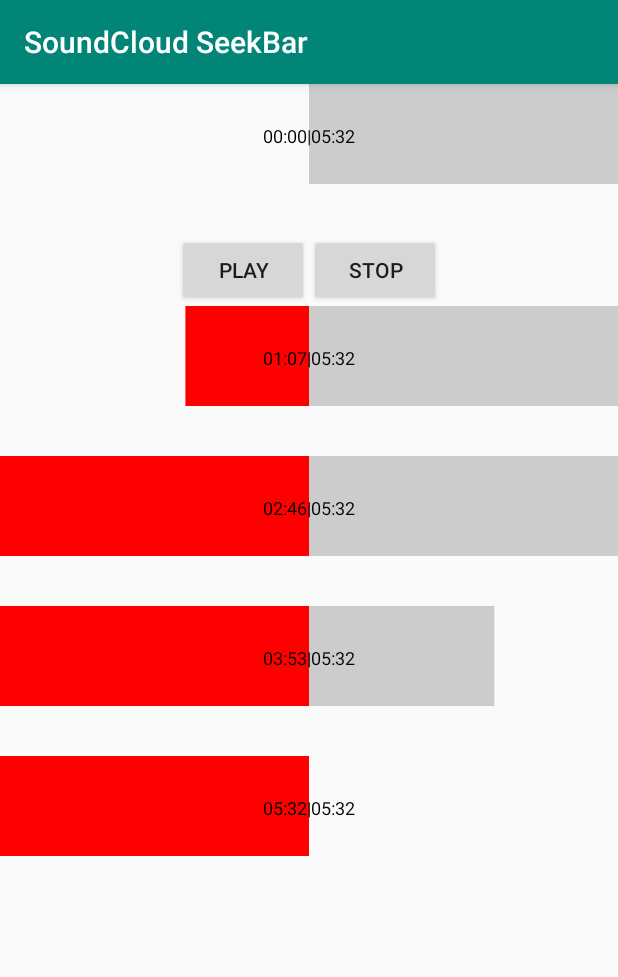
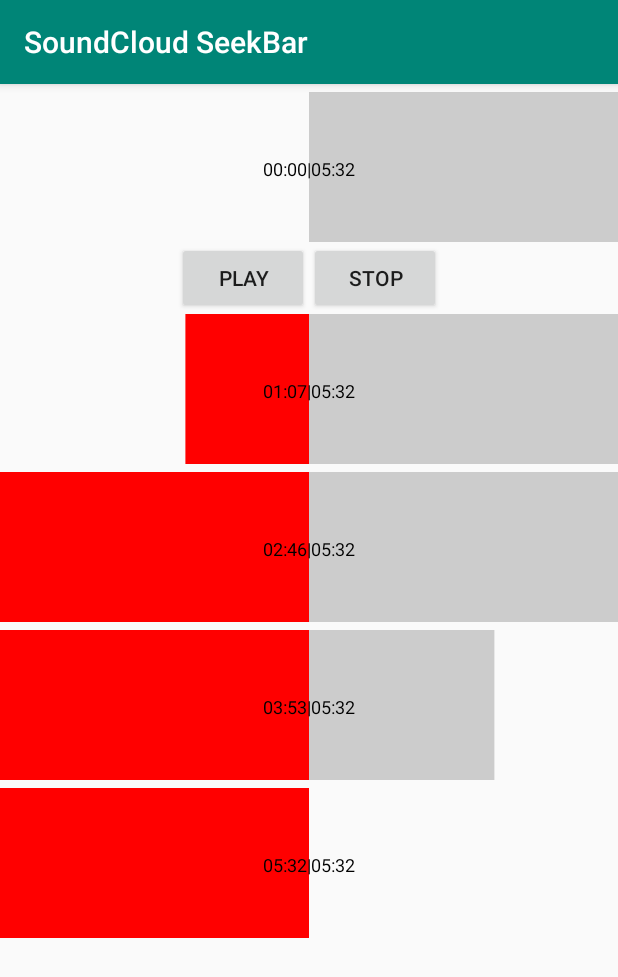
Before and after one commit to sansajn/soundcloudseekbar, an Android app: the screen it shows after launch (MainActivity), on a phone screen of 412 x 824 dp. Shown: the top 977 px of the screen. Run offline under Robolectric (Android 15) with nearby library versions, the phone set to English and light mode, and no system bars.

Commit message:
seekbar is now heigth aware

```diff
--- a/SoundCloudSeekBar/app/src/main/java/com/soundcloudseekbar/SoundCloudSeekBar.kt
+++ b/SoundCloudSeekBar/app/src/main/java/com/soundcloudseekbar/SoundCloudSeekBar.kt
@@ -54,9 +54,10 @@ class SoundCloudSeekBar(context: Context, attrs: AttributeSet) : View(context, a
 		_paint.textAlign = Paint.Align.CENTER
 		_paint.textSize = textSize
 		val width = measuredWidth
+		val height = measuredHeight
 		val seconds = Math.ceil((pos * _length).toDouble()).toInt()
 		canvas.drawText("${positionToString(seconds)}|${positionToString(_length)}",
-			width/2f, 100 - (100 - textSize)/2f, _paint)
+			width/2f, (height + textSize)/2f, _paint)
 	}
 
 	private fun positionToString(seconds: Int): String {
@@ -68,7 +69,8 @@ class SoundCloudSeekBar(context: Context, attrs: AttributeSet) : View(context, a
 		val width = measuredWidth
 		val passedWidth = pos * width
 		val left = Math.max(width/2f - passedWidth, 0f)
-		canvas.drawRect(left, 0f, width/2f, 100f, _paint)
+		val height = measuredHeight
+		canvas.drawRect(left, 0f, width/2f, height.toFloat(), _paint)
 	}
 
 	private fun drawRemain(pos: Float, canvas: Canvas) {
@@ -76,21 +78,23 @@ class SoundCloudSeekBar(context: Context, attrs: AttributeSet) : View(context, a
 		val width = measuredWidth
 		val passedWidth = pos * width
 		val remainWidth = Math.min(width - passedWidth, width/2f)
-		canvas.drawRect(width/2f, 0f, width/2f + remainWidth, 100f, _paint)
+		val height = measuredHeight
+		canvas.drawRect(width/2f, 0f, width/2f + remainWidth, height.toFloat(), _paint)
 	}
 
 	private fun drawSeek(canvas: Canvas) {
 		val width = measuredWidth
+		val height = measuredHeight
 
 		if (_seek_pos < _pos) {  // back seek
 			_paint.color = _backSeekColor
 			val dt = _pos - _seek_pos
-			canvas.drawRect(width/2f, 0f, width/2f + dt*width, 100f, _paint)
+			canvas.drawRect(width/2f, 0f, width/2f + dt*width, height.toFloat(), _paint)
 		}
 		else {  // forward seek
 			_paint.color = _forwardSeekColor
 			val dt = _seek_pos - _pos
-			canvas.drawRect(width/2f - dt*width, 0f, width/2f, 100f, _paint)
+			canvas.drawRect(width/2f - dt*width, 0f, width/2f, height.toFloat(), _paint)
 		}
 	}
 
--- a/SoundCloudSeekBar/app/src/main/res/layout/activity_main.xml
+++ b/SoundCloudSeekBar/app/src/main/res/layout/activity_main.xml
@@ -10,6 +10,7 @@
         android:id="@+id/timeLine0"
         android:layout_width="match_parent"
         android:layout_height="100dp"
+        android:layout_marginVertical="5dp"
         app:layout_constraintLeft_toRightOf="parent"
         app:layout_constraintTop_toTopOf="parent" />
 
@@ -24,6 +25,7 @@
         android:id="@+id/timeLine2"
         android:layout_width="match_parent"
         android:layout_height="100dp"
+        android:layout_marginVertical="5dp"
         app:layout_constraintLeft_toLeftOf="parent"
         app:layout_constraintTop_toBottomOf="@id/timeLine1" />
 
@@ -31,6 +33,7 @@
         android:id="@+id/timeLine3"
         android:layout_width="match_parent"
         android:layout_height="100dp"
+        android:layout_marginVertical="5dp"
         app:layout_constraintLeft_toLeftOf="parent"
         app:layout_constraintTop_toBottomOf="@id/timeLine2" />
 
@@ -38,6 +41,7 @@
         android:id="@+id/timeLine4"
         android:layout_width="match_parent"
         android:layout_height="100dp"
+        android:layout_marginVertical="5dp"
         app:layout_constraintLeft_toLeftOf="parent"
         app:layout_constraintTop_toBottomOf="@id/timeLine3" />
 
```
